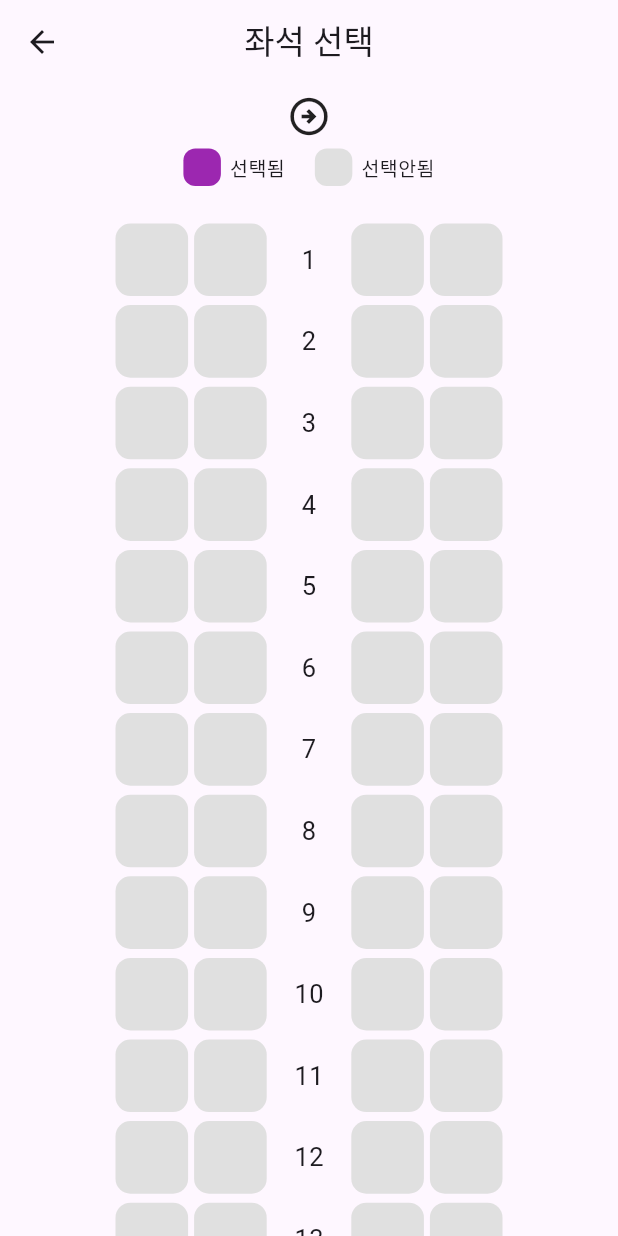
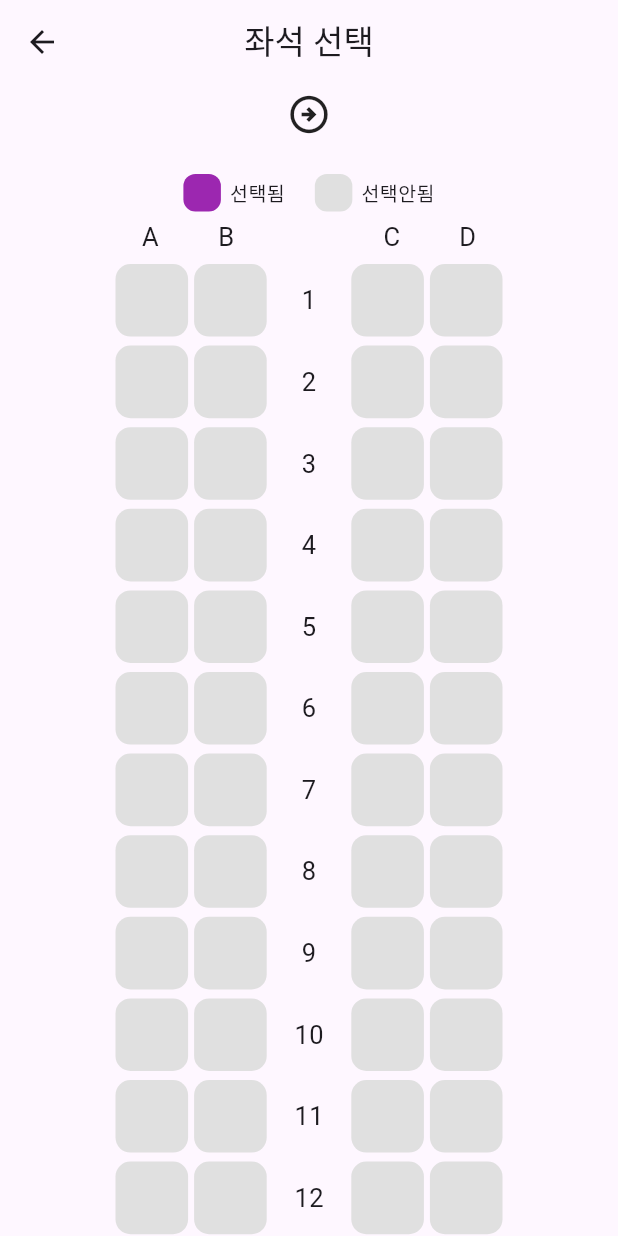
Before and after one commit to sengpari/flutter_train_app, a Flutter app: the SeatPage screen opened directly with empty values, on a phone screen of 412 x 824 dp. Run offline on Flutter 3.47's test engine with Material 3 defaults, Android fonts, the phone set to English and light mode, and no system bars.

Commit message:
좌석배치도 구현

```diff
--- a/lib/seatPage.dart
+++ b/lib/seatPage.dart
@@ -17,8 +17,15 @@ class SeatPage extends StatelessWidget {
       body: ListView(
         padding: const EdgeInsets.symmetric(horizontal: 75),
         children: [
+          //출발역과 도착역 표시
+          SizedBox(
+            height: 40,
+            child: Stack(
+              alignment: Alignment.center,
+              children: [
+                const Icon(Icons.arrow_circle_right_outlined, size: 30),
                 Row(
-            mainAxisAlignment: MainAxisAlignment.center,
+                  mainAxisAlignment: MainAxisAlignment.spaceBetween,
                   children: [
                     Text(
                       departureStation,
@@ -28,8 +35,7 @@ class SeatPage extends StatelessWidget {
                         color: Colors.purple,
                       ),
                     ),
-              //SizedBox(width: 50),
-              Icon(Icons.arrow_circle_right_outlined, size: 30),
+
                     //SizedBox(width: 50),
                     Text(
                       arrivalStation,
@@ -41,6 +47,12 @@ class SeatPage extends StatelessWidget {
                     ),
                   ],
                 ),
+              ],
+            ),
+          ),
+          SizedBox(height: 20),
+
+          //좌석 선택됨과 선택안됨
           Row(
             mainAxisAlignment: MainAxisAlignment.center,
             children: [
@@ -75,7 +87,20 @@ class SeatPage extends StatelessWidget {
               ),
             ],
           ),
-          SizedBox(height: 25),
+          SizedBox(height: 5),
+
+          //좌석배치도
+          Row(
+            children: [
+              columnSeat('A'),
+              columnSeat('B'),
+              SizedBox(width: 60),
+              columnSeat('C'),
+              columnSeat('D'),
+            ],
+          ),
+
+          SizedBox(height: 6),
           seatRow(1),
           SizedBox(height: 6),
           seatRow(2),
@@ -146,6 +171,12 @@ class SeatPage extends StatelessWidget {
     );
   }
 
+  Expanded columnSeat(String colSeat) {
+    return Expanded(
+      child: Center(child: Text('$colSeat', style: TextStyle(fontSize: 17))),
+    );
+  }
+
   Widget seatRow(int rowNum) {
     return Row(
       children: [
```
Lines whose indentation alone changed are shown as unchanged.
